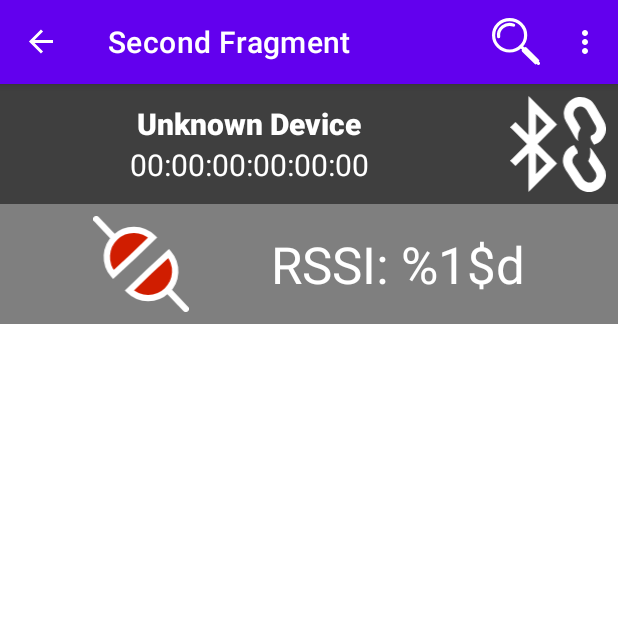
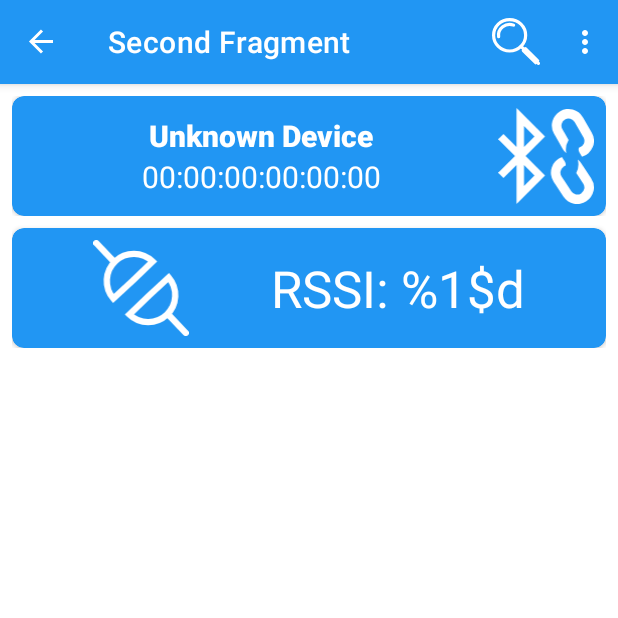
Before and after one commit to GrandFatherPikhto/lessonBle01, an Android app: the FragmentDevice screen opened through its navigation route, on a phone screen of 412 x 824 dp, the top half of it. Run offline under Robolectric (Android 15) with nearby library versions, the light colour scheme and no system bars; our stand-ins replace navigation-ui; libraries missing offline, so code that uses them is left out: androidx.test.espresso; 1 statement that could not run was skipped.

Commit message:
Исправлен Дизайн

```diff
--- a/app/build.gradle
+++ b/app/build.gradle
@@ -45,8 +45,8 @@ dependencies {
     implementation 'androidx.appcompat:appcompat:1.4.2'
     implementation 'com.google.android.material:material:1.6.1'
     implementation 'androidx.constraintlayout:constraintlayout:2.1.4'
-    implementation 'androidx.navigation:navigation-fragment-ktx:2.5.0'
-    implementation 'androidx.navigation:navigation-ui-ktx:2.5.0'
+    implementation 'androidx.navigation:navigation-fragment-ktx:2.5.1'
+    implementation 'androidx.navigation:navigation-ui-ktx:2.5.1'
     implementation 'androidx.test.espresso:espresso-idling-resource:3.4.0'
     implementation 'org.jetbrains.kotlinx:kotlinx-coroutines-android:1.6.4'
 
@@ -69,7 +69,7 @@ dependencies {
     androidTestImplementation "androidx.test:runner:1.4.0"
     androidTestImplementation 'androidx.test.ext:junit:1.1.3'
     androidTestImplementation "androidx.test.ext:junit-ktx:1.1.3"
-    debugImplementation 'androidx.fragment:fragment-testing:1.5.0'
+    debugImplementation 'androidx.fragment:fragment-testing:1.5.2'
     // Espresso
     androidTestImplementation 'androidx.test.espresso:espresso-core:3.4.0'
     androidTestImplementation "androidx.test.espresso:espresso-contrib:3.4.0"
@@ -77,7 +77,7 @@ dependencies {
     // Coroutines Test
     androidTestImplementation 'org.jetbrains.kotlinx:kotlinx-coroutines-test:1.6.4'
     // androidx.fragment
-    debugImplementation "androidx.fragment:fragment-testing:1.5.0"
+    debugImplementation "androidx.fragment:fragment-testing:1.5.2"
     // Hamcrest
     androidTestImplementation 'org.hamcrest:hamcrest:2.2'
     androidTestImplementation 'org.hamcrest:hamcrest-library:2.2'
--- a/app/src/main/res/drawable/ic_connectable.xml
+++ b/app/src/main/res/drawable/ic_connectable.xml
@@ -12,19 +12,19 @@
   <path
       android:pathData="M75.61,76 L38.19,110.58a51,51 0,0 1,74.25 -69.8Z"
       android:strokeWidth="12"
-      android:fillColor="#34b900"
+      android:fillColor="#075EA6"
       android:strokeColor="#fff"
       android:strokeLineCap="round"/>
   <path
       android:pathData="M174.99,175.32L141.99,140.61"
       android:strokeWidth="12"
-      android:fillColor="#34b900"
+      android:fillColor="#075EA6"
       android:strokeColor="#fff"
       android:strokeLineCap="round"/>
   <path
       android:pathData="M105.37,105.33 L142.8,70.74a51,51 0,0 1,-74.25 69.8Z"
       android:strokeWidth="12"
-      android:fillColor="#34b900"
+      android:fillColor="#075EA6"
       android:strokeColor="#fff"
       android:strokeLineCap="round"/>
 </vector>
--- a/app/src/main/res/drawable/ic_no_connectable.xml
+++ b/app/src/main/res/drawable/ic_no_connectable.xml
@@ -12,7 +12,7 @@
   <path
       android:pathData="M75.61,76 L38.19,110.58a51,51 0,0 1,74.25 -69.8Z"
       android:strokeWidth="12"
-      android:fillColor="#d01d00"
+      android:fillColor="#2294F2"
       android:strokeColor="#fff"
       android:strokeLineCap="round"/>
   <path
@@ -24,7 +24,7 @@
   <path
       android:pathData="M105.37,105.33 L142.8,70.74a51,51 0,0 1,-74.25 69.8Z"
       android:strokeWidth="12"
-      android:fillColor="#d01d00"
+      android:fillColor="#2294F2"
       android:strokeColor="#fff"
       android:strokeLineCap="round"/>
 </vector>
--- a/app/src/main/res/layout/fragment_device.xml
+++ b/app/src/main/res/layout/fragment_device.xml
@@ -5,7 +5,9 @@
     android:id="@+id/cl_device"
     android:layout_width="match_parent"
     android:layout_height="wrap_content"
-    android:background="@android:drawable/screen_background_dark_transparent"
+    android:layout_marginLeft="8dp"
+    android:layout_marginTop="8dp"
+    android:layout_marginRight="8dp"
     tools:context=".ui.fragments.FragmentDevice">
 
     <include
@@ -13,22 +15,33 @@
         layout="@layout/layout_ble_device"
         android:layout_width="0dp"
         android:layout_height="wrap_content"
-        app:layout_constraintBottom_toTopOf="@+id/constraintLayout"
+        app:layout_constraintBottom_toTopOf="@+id/cv_ble_device_properties"
         app:layout_constraintEnd_toEndOf="parent"
         app:layout_constraintHorizontal_bias="0.5"
         app:layout_constraintStart_toStartOf="parent"
         app:layout_constraintTop_toTopOf="parent" />
 
-    <androidx.constraintlayout.widget.ConstraintLayout
-        android:id="@+id/constraintLayout"
-        android:layout_width="0dp"
+    <androidx.cardview.widget.CardView
+        android:id="@+id/cv_ble_device_properties"
+        android:layout_width="match_parent"
         android:layout_height="wrap_content"
-        android:layout_margin="8dp"
+        android:layout_marginTop="8dp"
+        android:paddingTop="8dp"
+        android:paddingBottom="8dp"
+        app:cardBackgroundColor="@color/blue_500"
+        app:cardCornerRadius="8dp"
         app:layout_constraintBottom_toBottomOf="parent"
         app:layout_constraintEnd_toEndOf="parent"
         app:layout_constraintHorizontal_bias="0.5"
         app:layout_constraintStart_toStartOf="parent"
         app:layout_constraintTop_toBottomOf="@+id/include_layout">
+
+        <androidx.constraintlayout.widget.ConstraintLayout
+            android:id="@+id/cl_ble_device_properties"
+            android:layout_width="match_parent"
+            android:layout_height="match_parent"
+            android:paddingTop="8dp"
+            android:paddingBottom="8dp">
 
             <TextView
                 android:id="@+id/tv_rssi"
@@ -55,5 +68,6 @@
                 app:layout_constraintStart_toStartOf="parent"
                 app:layout_constraintTop_toTopOf="parent" />
         </androidx.constraintlayout.widget.ConstraintLayout>
+    </androidx.cardview.widget.CardView>
 
 </androidx.constraintlayout.widget.ConstraintLayout>
--- a/app/src/main/res/layout/layout_ble_device.xml
+++ b/app/src/main/res/layout/layout_ble_device.xml
@@ -2,13 +2,42 @@
 <androidx.constraintlayout.widget.ConstraintLayout xmlns:android="http://schemas.android.com/apk/res/android"
     xmlns:app="http://schemas.android.com/apk/res-auto"
     xmlns:tools="http://schemas.android.com/tools"
-    android:id="@+id/cl_ble_device"
+    android:id="@+id/cl_ble_device_main"
     android:layout_width="match_parent"
     android:layout_height="wrap_content"
     android:layout_marginLeft="4dp"
     android:layout_marginTop="4dp"
-    android:layout_marginRight="4dp"
-    android:background="@android:drawable/screen_background_dark_transparent">
+    android:layout_marginRight="4dp">
+
+    <androidx.cardview.widget.CardView
+        android:id="@+id/cv_ble_device"
+        android:layout_width="match_parent"
+        android:layout_height="wrap_content"
+        android:padding="4dp"
+        app:cardBackgroundColor="@color/blue_500"
+        app:cardCornerRadius="8dp"
+        app:layout_constraintBottom_toBottomOf="parent"
+        app:layout_constraintEnd_toEndOf="parent"
+        app:layout_constraintStart_toStartOf="parent"
+        app:layout_constraintTop_toTopOf="parent">
+
+        <androidx.constraintlayout.widget.ConstraintLayout
+            android:id="@+id/cl_ble_device"
+            android:layout_width="match_parent"
+            android:layout_height="match_parent"
+            android:padding="8dp">
+
+            <ImageView
+                android:id="@+id/iv_paired"
+                android:layout_width="64dp"
+                android:layout_height="64dp"
+                android:contentDescription="@string/paired_description"
+                app:layout_constraintBottom_toBottomOf="parent"
+                app:layout_constraintEnd_toEndOf="parent"
+                app:layout_constraintHorizontal_bias="0.5"
+                app:layout_constraintStart_toEndOf="@+id/cl_ble_description"
+                app:layout_constraintTop_toTopOf="parent"
+                app:srcCompat="@drawable/ic_unpaired" />
 
             <androidx.constraintlayout.widget.ConstraintLayout
                 android:id="@+id/cl_ble_description"
@@ -49,20 +78,8 @@
 
             </androidx.constraintlayout.widget.ConstraintLayout>
 
-    <ImageView
-        android:id="@+id/iv_paired"
-        android:layout_width="64dp"
-        android:layout_height="64dp"
-        android:layout_marginStart="8dp"
-        android:layout_marginTop="8dp"
-        android:layout_marginEnd="8dp"
-        android:layout_marginBottom="8dp"
-        android:contentDescription="@string/paired_description"
-        app:layout_constraintBottom_toBottomOf="parent"
-        app:layout_constraintEnd_toEndOf="parent"
-        app:layout_constraintHorizontal_bias="0.5"
-        app:layout_constraintStart_toEndOf="@+id/cl_ble_description"
-        app:layout_constraintTop_toTopOf="parent"
-        app:srcCompat="@drawable/ic_unpaired" />
+        </androidx.constraintlayout.widget.ConstraintLayout>
+
+    </androidx.cardview.widget.CardView>
 
 </androidx.constraintlayout.widget.ConstraintLayout>
--- a/app/src/main/res/values/colors.xml
+++ b/app/src/main/res/values/colors.xml
@@ -7,4 +7,13 @@
     <color name="teal_700">#FF018786</color>
     <color name="black">#FF000000</color>
     <color name="white">#FFFFFFFF</color>
+    <color name="lime_900">#FF827717</color>
+    <color name="blue_500">#FF2196F3</color>
+    <color name="blue_700">#FF1976D2</color>
+    <color name="blue_900">#FF0D47A1</color>
+    <color name="blue_triangle_teal">#FFA1A60F</color>
+    <color name="blue_triangle_blue">#FF075EA6</color>
+    <color name="blue_triangle_red">#FFF2403A</color>
+    <color name="blue_triangle_yellow">#FFEAF20A</color>
+    <color name="blue_triangle_main">#FF2294F2</color>
 </resources>
--- a/app/src/main/res/values/themes.xml
+++ b/app/src/main/res/values/themes.xml
@@ -2,8 +2,8 @@
     <!-- Base application theme. -->
     <style name="Theme.LessonBle01" parent="Theme.MaterialComponents.DayNight.DarkActionBar">
         <!-- Primary brand color. -->
-        <item name="colorPrimary">@color/purple_500</item>
-        <item name="colorPrimaryVariant">@color/purple_700</item>
+        <item name="colorPrimary">@color/blue_500</item>
+        <item name="colorPrimaryVariant">@color/blue_700</item>
         <item name="colorOnPrimary">@color/white</item>
         <!-- Secondary brand color. -->
         <item name="colorSecondary">@color/teal_200</item>
--- a/build.gradle
+++ b/build.gradle
@@ -1,7 +1,7 @@
 // Top-level build file where you can add configuration options common to all sub-projects/modules.
 plugins {
-    id 'com.android.application' version '7.2.1' apply false
-    id 'com.android.library' version '7.2.1' apply false
+    id 'com.android.application' version '7.2.2' apply false
+    id 'com.android.library' version '7.2.2' apply false
     id 'org.jetbrains.kotlin.android' version '1.7.10' apply false
 }
 
```
Lines whose indentation alone changed are shown as unchanged.
